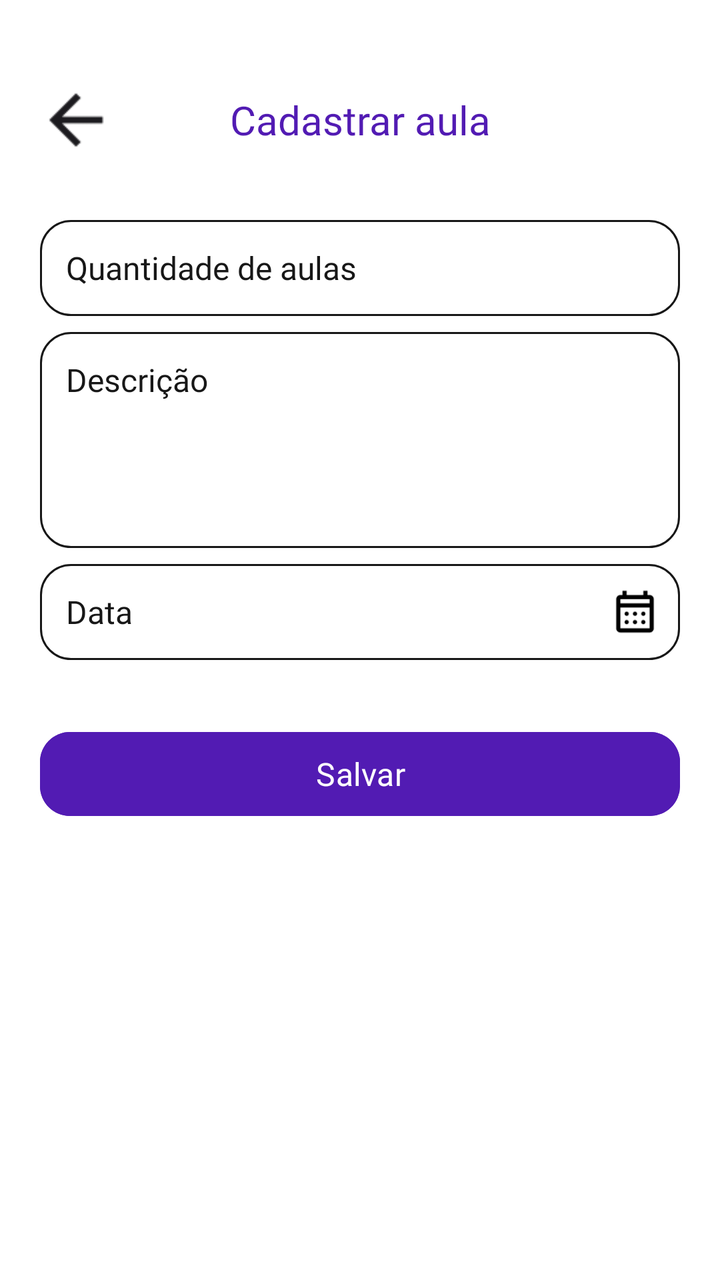
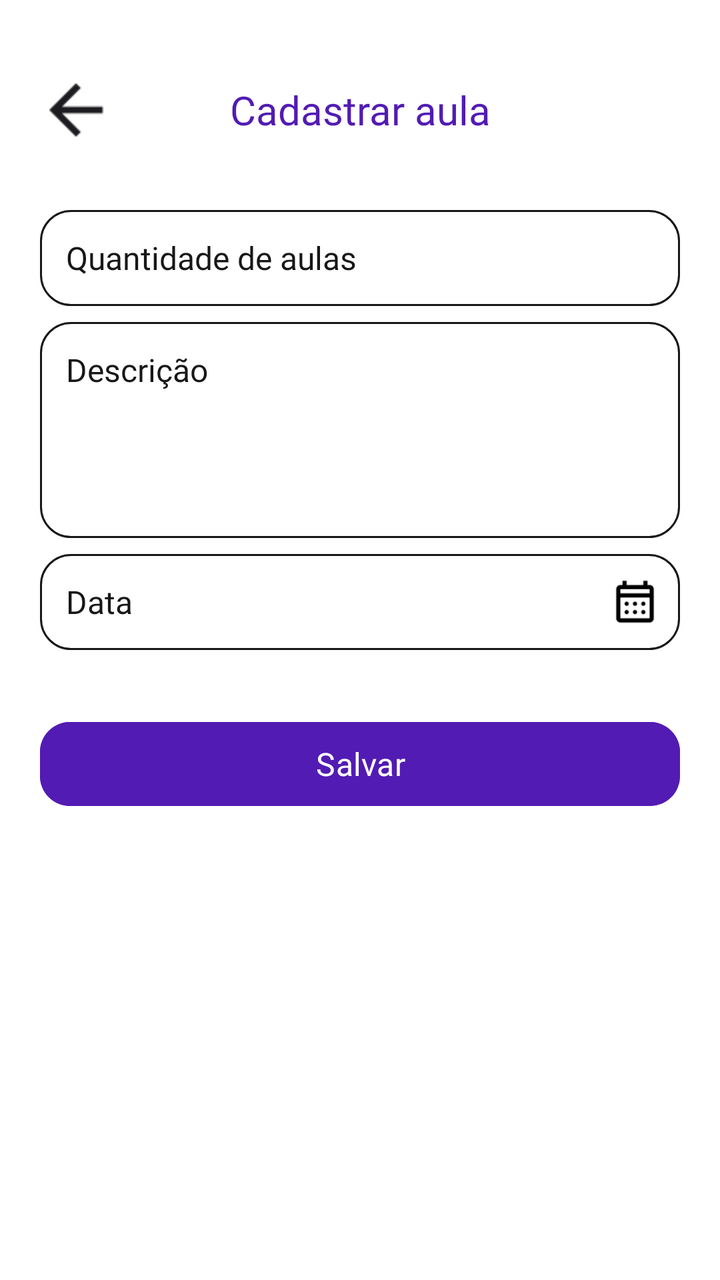

The first picture is an Android layout as it rendered before a commit; the second is the same layout after the commit. The layout source and the unified diff follow.
<!-- AndroidManifest.xml: application theme Theme.MeuFuturoAgora -->
<!-- res/layout/activity_cadastrar_aula.xml -->
<?xml version="1.0" encoding="utf-8"?>
<androidx.constraintlayout.widget.ConstraintLayout xmlns:android="http://schemas.android.com/apk/res/android"
    xmlns:app="http://schemas.android.com/apk/res-auto"
    xmlns:tools="http://schemas.android.com/tools"
    android:id="@+id/main"
    android:layout_width="match_parent"
    android:layout_height="match_parent"
    android:background="@android:color/white"
    tools:context=".CadastrarAulaActivity">

    <ImageView
        android:id="@+id/btnVoltar"
        android:layout_width="40dp"
        android:layout_height="40dp"
        android:layout_marginStart="18dp"
        android:layout_marginTop="40dp"
        android:contentDescription="Voltar"
        android:scaleType="centerInside"
        android:src="@drawable/seta_voltar"
        app:layout_constraintStart_toStartOf="parent"
        app:layout_constraintTop_toTopOf="parent" />

    <TextView
        android:layout_width="0dp"
        android:layout_height="50dp"
        android:fontFamily="@font/poppins_bold"
        android:gravity="center"
        android:text="Cadastrar aula"
        android:textColor="@color/roxo_primario"
        android:textSize="20sp"
        app:layout_constraintBottom_toBottomOf="@id/btnVoltar"
        app:layout_constraintEnd_toEndOf="parent"
        app:layout_constraintStart_toStartOf="parent"
        app:layout_constraintTop_toTopOf="@id/btnVoltar" />

    <ScrollView
        android:layout_width="match_parent"
        android:layout_height="0dp"
        android:clipToPadding="false"
        android:fillViewport="true"
        android:paddingStart="20dp"
        android:paddingEnd="20dp"
        android:paddingBottom="20dp"
        app:layout_constraintBottom_toBottomOf="parent"
        app:layout_constraintEnd_toEndOf="parent"
        app:layout_constraintStart_toStartOf="parent"
        app:layout_constraintTop_toBottomOf="@id/btnVoltar">

        <LinearLayout
            android:layout_width="match_parent"
            android:layout_height="wrap_content"
            android:orientation="vertical"
            android:paddingTop="30dp">

            <EditText
                android:id="@+id/edtQuantidadeAulas"
                android:layout_width="match_parent"
                android:layout_height="48dp"
                android:background="@drawable/bg_campo_criar_atividade"
                android:fontFamily="@font/poppins_regular"
                android:hint="Quantidade de aulas"
                android:inputType="number"
                android:paddingStart="13dp"
                android:paddingEnd="13dp"
                android:singleLine="true"
                android:textColor="#171717"
                android:textColorHint="#171717"
                android:textSize="16sp" />

            <EditText
                android:id="@+id/edtDescricaoAula"
                android:layout_width="match_parent"
                android:layout_height="108dp"
                android:layout_marginTop="8dp"
                android:background="@drawable/bg_campo_criar_atividade"
                android:fontFamily="@font/poppins_regular"
                android:gravity="top|start"
                android:hint="Descrição"
                android:inputType="textMultiLine"
                android:padding="13dp"
                android:textColor="#171717"
                android:textColorHint="#171717"
                android:textSize="16sp" />

            <FrameLayout
                android:layout_width="match_parent"
                android:layout_height="48dp"
                android:layout_marginTop="8dp">

                <EditText
                    android:id="@+id/edtDataAula"
                    android:layout_width="match_parent"
                    android:layout_height="match_parent"
                    android:background="@drawable/bg_campo_criar_atividade"
                    android:focusable="false"
                    android:fontFamily="@font/poppins_regular"
                    android:hint="Data"
                    android:paddingStart="13dp"
                    android:paddingEnd="40dp"
                    android:textColor="#171717"
                    android:textColorHint="#171717"
                    android:textSize="16sp" />

                <ImageView
                    android:layout_width="25dp"
                    android:layout_height="25dp"
                    android:layout_gravity="center_vertical|end"
                    android:layout_marginEnd="10dp"
                    android:contentDescription="Selecionar data"
                    android:src="@drawable/ic_calendario" />

            </FrameLayout>

            <com.google.android.material.button.MaterialButton
                android:id="@+id/btnSalvarAula"
                android:layout_width="match_parent"
                android:layout_height="50dp"
                android:layout_marginTop="32dp"
                android:backgroundTint="@color/roxo_primario"
                android:fontFamily="@font/poppins_bold"
                android:text="Salvar"
                android:textAllCaps="false"
                android:textColor="@android:color/white"
                android:textSize="16sp"
                app:cornerRadius="15dp" />

        </LinearLayout>

    </ScrollView>

</androidx.constraintlayout.widget.ConstraintLayout>
<!-- resources referenced by this layout -->
<resources>
  <color name="roxo_primario">#521BB3</color>
  <!-- drawable bg_campo_criar_atividade (drawable) -->
  <?xml version="1.0" encoding="utf-8"?>
  <shape xmlns:android="http://schemas.android.com/apk/res/android"
      android:shape="rectangle">
  
      <solid android:color="@android:color/white" />
  
      <stroke
          android:width="1dp"
          android:color="#171717" />
  
      <corners android:radius="15dp" />
  
  </shape>
  <!-- drawable ic_calendario: png bitmap (drawable, 840 bytes) -->
  <!-- drawable seta_voltar: png bitmap (drawable, 265 bytes) -->
  <style name="Theme.MeuFuturoAgora" parent="Base.Theme.MeuFuturoAgora" />
  <style name="Base.Theme.MeuFuturoAgora" parent="Theme.Material3.DayNight.NoActionBar">
          <item name="android:navigationBarColor">@android:color/transparent</item>
      </style>
</resources>

<!-- the commit's change to res/layout/activity_cadastrar_aula.xml (unified diff, before → after) -->
@@ -13,7 +13,7 @@
         android:layout_width="40dp"
         android:layout_height="40dp"
         android:layout_marginStart="18dp"
-        android:layout_marginTop="40dp"
+        android:layout_marginTop="35dp"
         android:contentDescription="Voltar"
         android:scaleType="centerInside"
         android:src="@drawable/seta_voltar"
